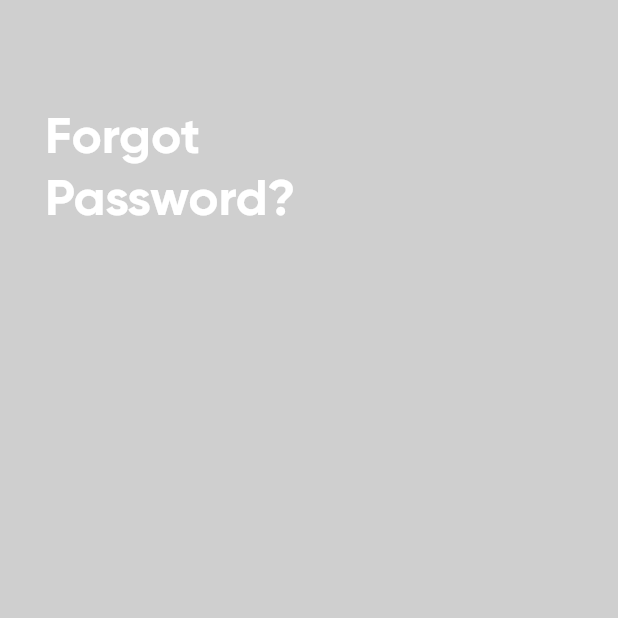
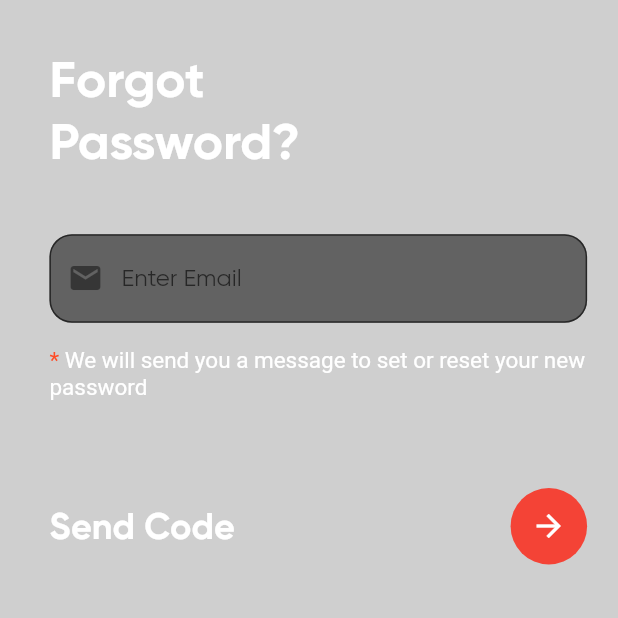
Before and after one commit to ChiragGaonkar/VirtualBuild, a Flutter app: the ForgotPasswordScreen screen opened by its route, on a phone screen of 412 x 824 dp, the top half of it. Run offline on Flutter 3.47's test engine with Material 2 defaults, Android fonts, the phone set to English and light mode, and no system bars.

Commit message:
forget password

```diff
--- a/lib/main.dart
+++ b/lib/main.dart
@@ -43,7 +43,7 @@ class MyApp extends StatelessWidget {
           ),
         ),
       ),
-      home: const HomeScreen(),
+      initialRoute: ForgotPasswordScreen.routeName,
       //All routes for navigations.
       routes: {
         HomeScreen.routeName: (ctx) => const HomeScreen(),
--- a/lib/screens/forgotpassword_screen.dart
+++ b/lib/screens/forgotpassword_screen.dart
@@ -7,11 +7,82 @@ class ForgotPasswordScreen extends StatelessWidget {
 
   @override
   Widget build(BuildContext context) {
+    var size = MediaQuery.of(context).size;
     return Scaffold(
-      body: Row(
-        children: const [
-          Header(heading: "Forgot Password?"),
-        ],
+      // backgroundColor: Colors.white,
+      body: SafeArea(
+        child: Padding(
+          padding: EdgeInsets.only(
+              left: size.width * 0.08,
+              right: size.width * 0.05,
+              top: size.height * 0.04),
+          child: Column(
+            mainAxisAlignment: MainAxisAlignment.start,
+            crossAxisAlignment: CrossAxisAlignment.start,
+            children: [
+              Header(heading: "Forgot Password?"),
+              SizedBox(
+                height: size.height * 0.05,
+              ),
+              TextField(
+                style: TextStyle(color: Color.fromRGBO(103, 103, 103, 1)),
+                decoration: InputDecoration(
+                  floatingLabelBehavior: FloatingLabelBehavior.never,
+                  focusedBorder: OutlineInputBorder(
+                    borderSide:
+                        const BorderSide(color: Color.fromRGBO(98, 98, 98, 1)),
+                    borderRadius: BorderRadius.circular(15.0),
+                  ),
+                  border: OutlineInputBorder(
+                    borderSide: const BorderSide(
+                        color: Color.fromRGBO(98, 98, 98, 1), width: 2.0),
+                    borderRadius: BorderRadius.circular(15.0),
+                  ),
+                  prefixIcon: Icon(Icons.email,),
+                  fillColor: Color.fromRGBO(98, 98, 98, 1),
+                  filled: true,
+                  labelText: 'Enter Email',
+                ),
+              ),
+              SizedBox(
+                height: size.height * 0.02,
+              ),
+              RichText(
+                  text: TextSpan(style: TextStyle(fontSize: 15), children: [
+                TextSpan(
+                    text: "*",
+                    style: TextStyle(color: Color.fromRGBO(255, 75, 38, 1))),
+                TextSpan(
+                    text:
+                        " We will send you a message to set or reset your new password")
+              ])),
+              SizedBox(
+                height: size.height * 0.07,
+              ),
+              Row(
+                mainAxisAlignment: MainAxisAlignment.spaceBetween,
+                children: [
+                  Text(
+                    "Send Code",
+                    style: Theme.of(context).textTheme.headlineSmall,
+                  ),
+                  Container(
+                    height: 51,
+                    width: 51,
+                    decoration: BoxDecoration(
+                      color: Colors.red,
+                      shape: BoxShape.circle,
+                    ),
+                    child: Icon(
+                      Icons.arrow_forward,
+                      color: Colors.white,
+                    ),
+                  ),
+                ],
+              )
+            ],
+          ),
+        ),
       ),
     );
   }
--- a/lib/widgets/header.dart
+++ b/lib/widgets/header.dart
@@ -13,12 +13,12 @@ class Header extends StatelessWidget {
   Widget build(BuildContext context) {
     var size = MediaQuery.of(context).size;
     return Container(
-      margin: const EdgeInsets.symmetric(vertical: 70, horizontal: 30),
-      width: size.width * 0.6,
-      child: Text(
-        heading,
-        style: Theme.of(context).textTheme.headlineMedium,
-      ),
+        width: size.width * 0.6,
+        child: Text(
+          heading,
+          style: Theme.of(context).textTheme.headlineMedium,
+        ),
+
     );
   }
 }
```
